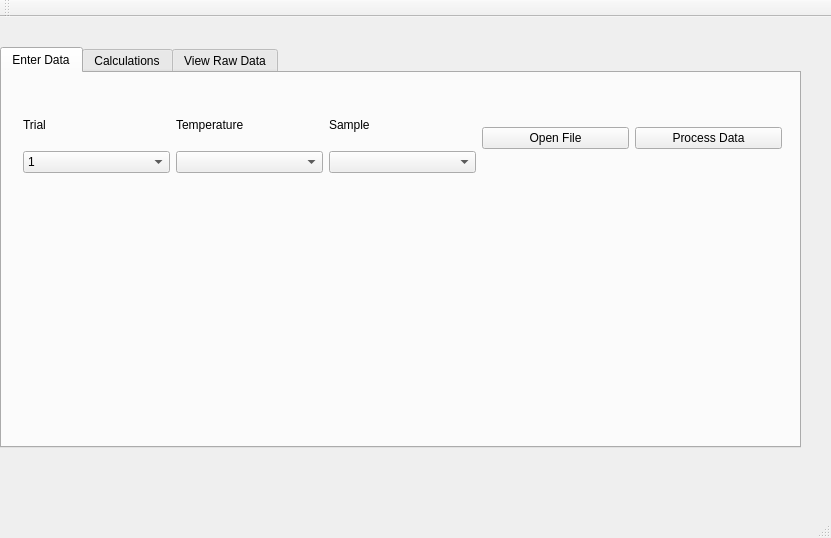
alexaverill/DataAnalizer, file mainwindow.ui: the form before one commit.
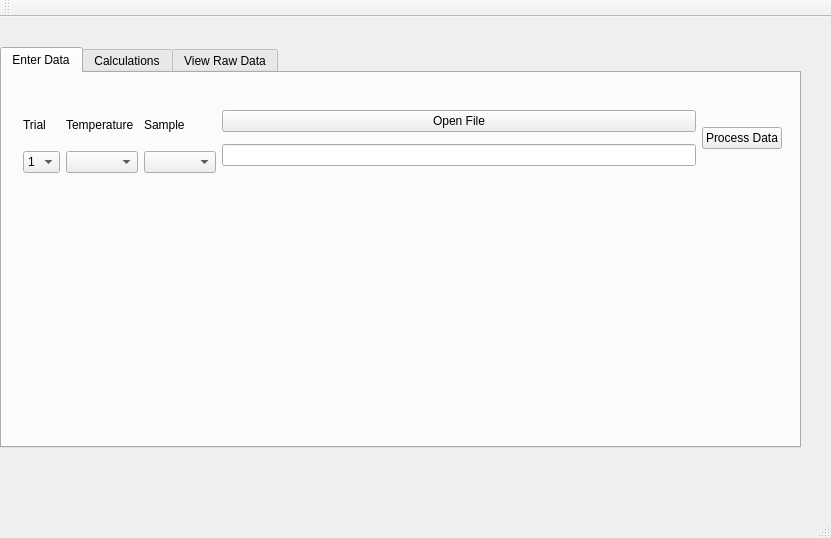
The form after the commit.

Commit message: Updating database code. Created a way to average different trials. Made UI a bit friendlier.

The edit to the form file:
```diff
--- a/mainwindow.ui
+++ b/mainwindow.ui
@@ -105,11 +105,18 @@
         </layout>
        </item>
        <item>
+        <layout class="QVBoxLayout" name="verticalLayout">
+         <item>
         <widget class="QPushButton" name="selectFile">
          <property name="text">
           <string>Open File</string>
          </property>
         </widget>
+         </item>
+         <item>
+          <widget class="QLineEdit" name="lineEdit"/>
+         </item>
+        </layout>
        </item>
        <item>
         <widget class="QPushButton" name="processData">
```
Lines whose indentation alone changed are shown as unchanged. The commit also changes 5 other files.
